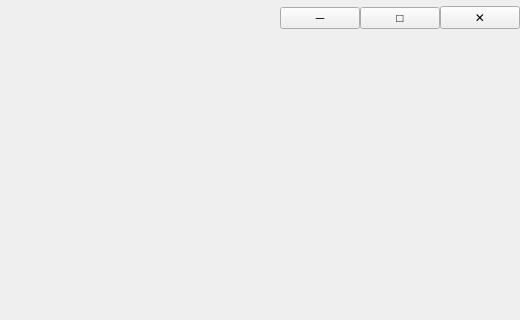
Before: the Qt Designer form Sources/Froms/MainWindow.ui in FixLater/image-text, drawn with Qt 5; both pictures show x 480 to 1000 and y 0 to 320 of the 1000 by 620 pixel window.
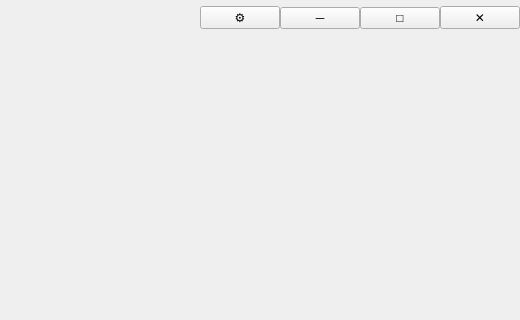
After: the same form once the commit is applied.

```diff
--- a/Sources/Froms/MainWindow.ui
+++ b/Sources/Froms/MainWindow.ui
@@ -101,6 +101,13 @@
          </property>
         </spacer>
        </item>
+       <item>
+        <widget class="QPushButton" name="settingsBtn">
+         <property name="text">
+          <string>⚙</string>
+         </property>
+        </widget>
+       </item>
        <item>
         <widget class="QPushButton" name="minimizeBtn">
          <property name="text">
```
